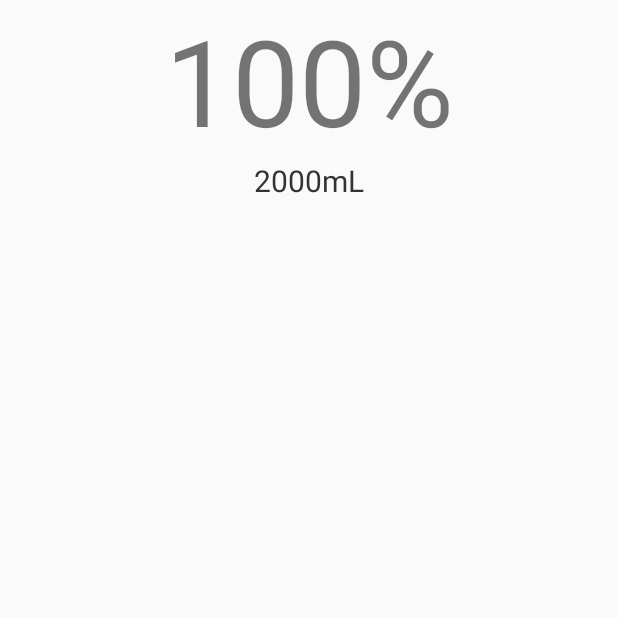
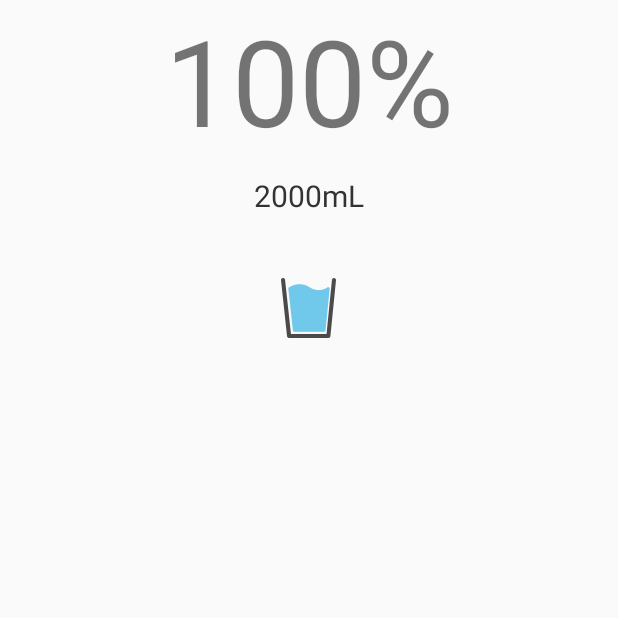
Before and after one commit to plane11/drink-water, an Android app: the DailyStatusActivity screen opened directly, with no data from a screen before it, on a phone screen of 412 x 824 dp, the top half of it. Run offline under Robolectric (Android 15) with nearby library versions, the phone set to English and light mode, and no system bars; our stand-ins replace ButterKnife.

Commit message:
add cup image for daily status page

```diff
--- a/app/src/main/res/layout/activity_drink_status.xml
+++ b/app/src/main/res/layout/activity_drink_status.xml
@@ -23,7 +23,27 @@
             android:layout_height="wrap_content"
             android:textSize="20sp"
             android:text="2000mL"
+            android:layout_marginTop="10dp"
             android:textColor="@color/basic_light_text"
             android:textAlignment="center"/>
+
     </LinearLayout>
+
+    <LinearLayout
+        android:layout_width="match_parent"
+        android:layout_height="wrap_content"
+        android:gravity="center"
+        android:orientation="horizontal"
+        android:layout_marginTop="40dp">
+
+        <ImageView
+            android:layout_width="wrap_content"
+            android:layout_height="wrap_content"
+            android:gravity="center"
+            android:scaleType="centerInside"
+            android:src="@drawable/cup_full_blue" />
+    </LinearLayout>
+
+
+
 </LinearLayout>
```
Also changed, not shown: app/src/main/res/drawable-hdpi/cup_full_blue.png (added), app/src/main/res/drawable-mdpi/cup_full_blue.png (added), app/src/main/res/drawable-xhdpi/cup_full_blue.png (added), app/src/main/res/drawable-xxhdpi/cup_full_blue.png (added), app/src/main/res/drawable-xxxhdpi/cup_full_blue.png (added).
